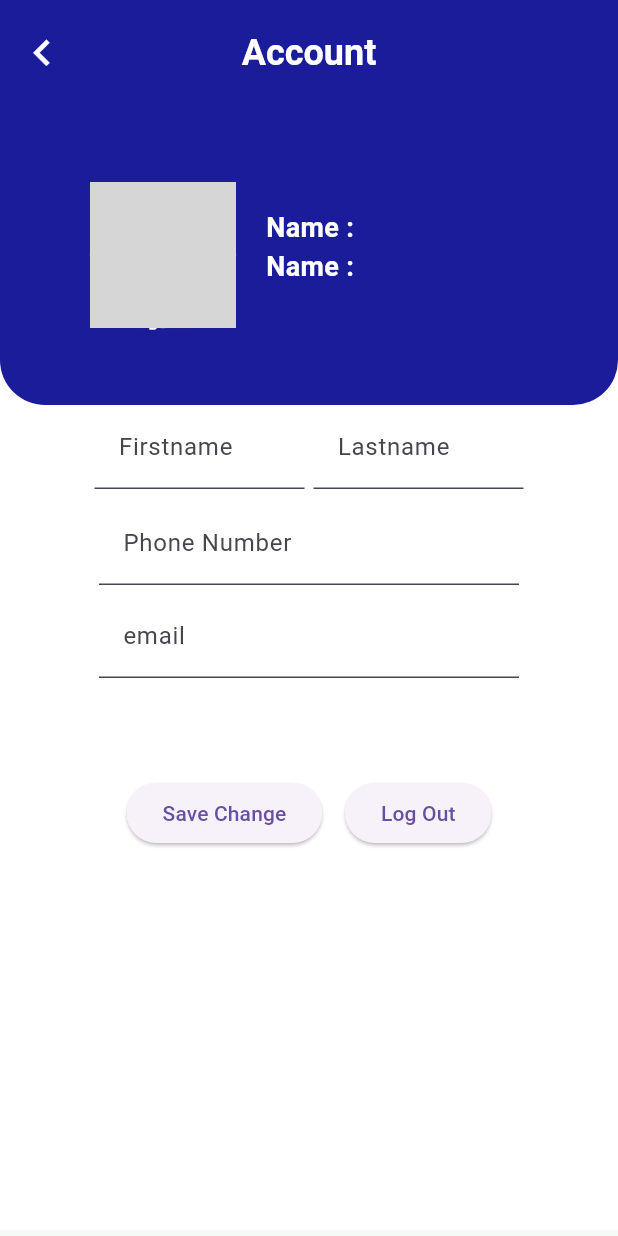
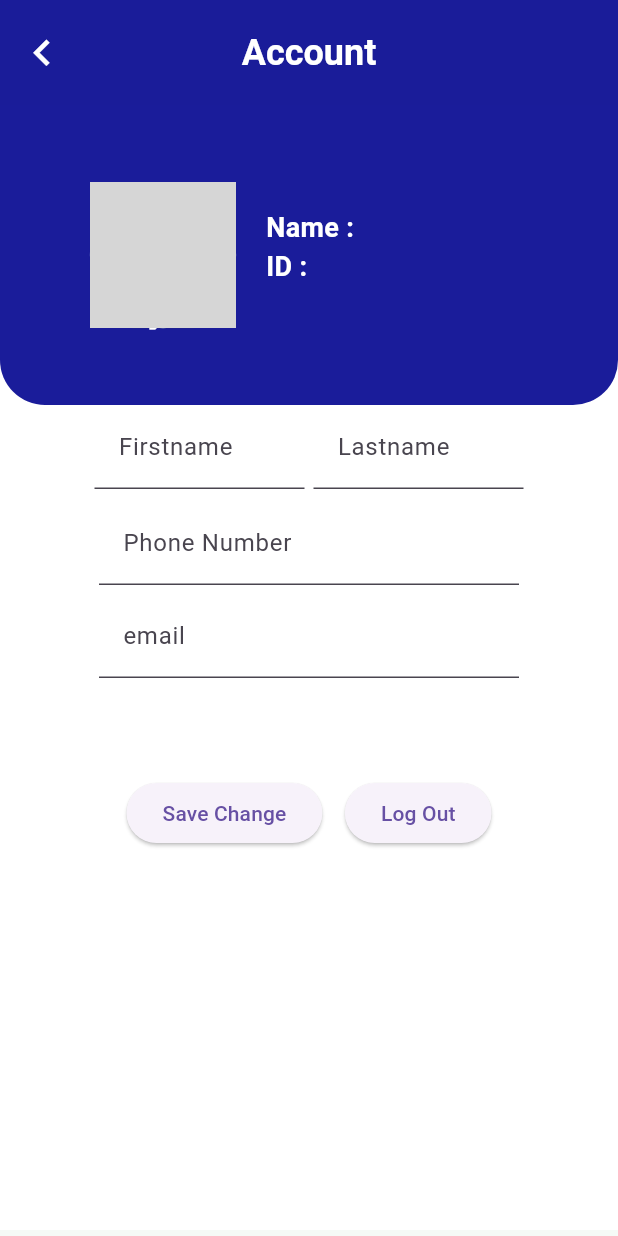
Before and after one commit to PonlokSimeng2/kfa_mobile_nu, a Flutter app: the AccountPage screen opened directly, on a phone screen of 412 x 824 dp. Run offline on Flutter 3.47's test engine with Material 3 defaults, Android fonts, the phone set to English and light mode, and no system bars; drawn by our look-alikes of getwidget; our stand-ins replace animated_text_kit, awesome_dialog, barcode_widget, bot_toast, cached_network_image, carousel_slider and 23 more; missing offline and left inert: kimapp, onesignal_flutter; accounts and stored records are empty; generated files the repository leaves out were written again; network calls fail; project files that could hold a hidden picture were left out; grey boxes are pictures that could not be loaded.

Commit message:
Changed the label from 'Name : ' to 'ID : ' and displayed the user's control_user ID in the account page.

```diff
--- a/lib/src/pages/account_page.dart
+++ b/lib/src/pages/account_page.dart
@@ -254,7 +254,7 @@ class _AccountState extends ConsumerState<AccountPage> {
                                   ),
                                   Text(
                                     // controller: controller,
-                                    'Name : ',
+                                    'ID : ',
                                     style: TextStyle(
                                       color: Colors.white,
                                       fontSize: 18,
@@ -264,14 +264,14 @@ class _AccountState extends ConsumerState<AccountPage> {
                                   SizedBox(
                                     height: 10,
                                   ),
-                                  // if (list_User_by_id.isNotEmpty)
-                                  //   Text(
-                                  //     'ID : ${list_User_by_id[0]['control_user'] ?? ''}',
-                                  //     style: TextStyle(
-                                  //         color: Colors.white,
-                                  //         fontSize: 18,
-                                  //         fontWeight: FontWeight.bold),
-                                  //   )
+                                  if (list_User_by_id.isNotEmpty)
+                                    Text(
+                                      'ID : ${list_User_by_id[0]['control_user'] ?? ''}',
+                                      style: TextStyle(
+                                          color: Colors.white,
+                                          fontSize: 18,
+                                          fontWeight: FontWeight.bold),
+                                    )
                                 ],
                               ),
                             )
```
